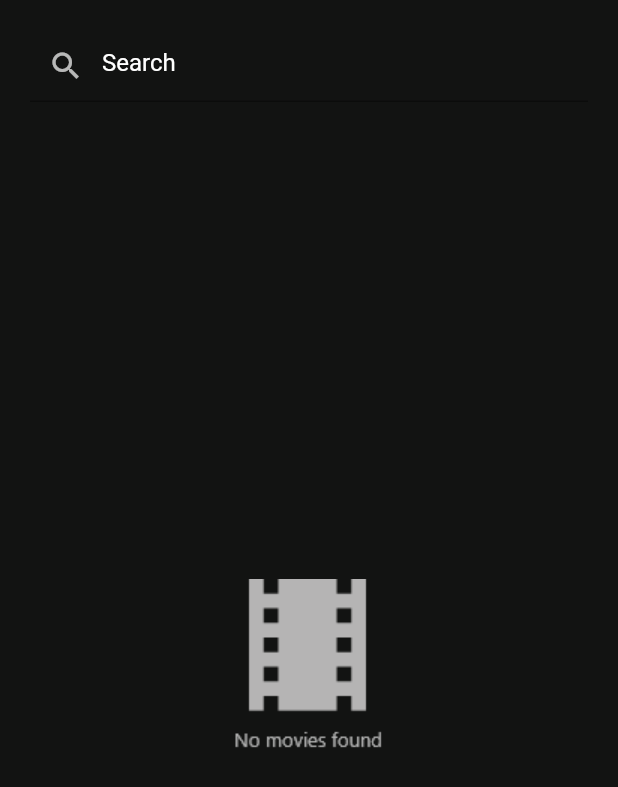
After one commit to bassemMohamed-h/moives_app, a Flutter app: the screen it shows after launch, on a phone screen of 412 x 824 dp. The commit adds this screen. Shown: the top 787 px of the screen. Run offline on Flutter 3.47's test engine with Material 2 defaults, Android fonts, the phone set to English and light mode, and no system bars; our stand-ins replace fluttertoast.

Commit message:
finished API call response from site finished search Not Found screen waiting for{ design details movie screen create list view to view search from site }

```diff
--- /dev/null
+++ b/lib/API/constants.dart
@@ -0,0 +1,6 @@
+class APIConstants {
+  static String baseUrl = 'https://api.themoviedb.org/3';
+  static String apiKey = '8dbbda94d23f032c5242000cb0e9c458';
+  static String searchEndpoint = '/search/movie?';
+
+}
--- a/lib/main.dart
+++ b/lib/main.dart
@@ -1,5 +1,5 @@
 import 'package:flutter/material.dart';
-import 'package:moives_app/screens/searchScreen/viewSearch.dart';
+import 'package:moives_app/screens/searchScreen.dart';
 
 void main() {
   runApp(const MyApp());
@@ -14,8 +14,8 @@ class MyApp extends StatelessWidget {
     return MaterialApp(
       title: 'Flutter Demo',
       routes:{
-        viewSearch.routeName:(_)=> viewSearch(),},
-      initialRoute: viewSearch.routeName,
+        searchScreen.routeName:(_)=> searchScreen(),},
+      initialRoute: searchScreen.routeName,
     );
   }
 }
--- /dev/null
+++ b/lib/model/movieDetails.dart
@@ -0,0 +1,114 @@
+class MovieDetails {
+  int? page;
+  List<Result>? results;
+  int? totalPages;
+  int? totalResults;
+  int? statusCode;
+  String? statusMessage;
+
+
+  MovieDetails({
+      this.page,
+      this.results,
+      this.totalPages,
+      this.totalResults,
+      this.statusCode,
+      this.statusMessage});
+
+  MovieDetails.fromJson(dynamic json) {
+    page = json['page'];
+    if (json['results'] != null) {
+      results = [];
+      json['results'].forEach((v) {
+        results?.add(Result.fromJson(v));
+      });
+    }
+    totalPages = json['total_pages'];
+    totalResults = json['total_results'];
+    statusCode = json['status_code'];
+    statusMessage = json['status_message'];
+  }
+
+  Map<String, dynamic> toJson() {
+    final map = <String, dynamic>{};
+    map['page'] = page;
+    if (results != null) {
+      map['results'] = results?.map((v) => v.toJson()).toList();
+    }
+    map['total_pages'] = totalPages;
+    map['total_results'] = totalResults;
+    return map;
+  }
+
+}
+
+class Result {
+  bool? adult;
+  String? backdropPath;
+  List<int>? genreIds;
+  int? id;
+  String? originalLanguage;
+  String? originalTitle;
+  String? overview;
+  double? popularity;
+  String? posterPath;
+  String? releaseDate;
+  String? title;
+  bool? video;
+  num? voteAverage;
+  int? voteCount;
+
+  Result({
+      this.adult,
+      this.backdropPath,
+      this.genreIds,
+      this.id,
+      this.originalLanguage,
+      this.originalTitle,
+      this.overview,
+      this.popularity,
+      this.posterPath,
+      this.releaseDate,
+      this.title,
+      this.video,
+      this.voteAverage,
+      this.voteCount,});
+
+  Result.fromJson(dynamic json) {
+    adult = json['adult'];
+    backdropPath = json['backdrop_path'];
+    genreIds = json['genre_ids'] != null ? json['genre_ids'].cast<int>() : [];
+    id = json['id'];
+    originalLanguage = json['original_language'];
+    originalTitle = json['original_title'];
+    overview = json['overview'];
+    popularity = json['popularity'];
+    posterPath = json['poster_path'];
+    releaseDate = json['release_date'];
+    title = json['title'];
+    video = json['video'];
+    voteAverage = json['vote_average'];
+    voteCount = json['vote_count'];
+  }
+
+
+  Map<String, dynamic> toJson() {
+    final map = <String, dynamic>{};
+    map['adult'] = adult;
+    map['backdrop_path'] = backdropPath;
+    map['genre_ids'] = genreIds;
+    map['id'] = id;
+    map['original_language'] = originalLanguage;
+    map['original_title'] = originalTitle;
+    map['overview'] = overview;
+    map['popularity'] = popularity;
+    map['poster_path'] = posterPath;
+    map['release_date'] = releaseDate;
+    map['title'] = title;
+    map['video'] = video;
+    map['vote_average'] = voteAverage;
+    map['vote_count'] = voteCount;
+    return map;
+  }
+
+}
--- /dev/null
+++ b/lib/screens/searchScreen.dart
@@ -0,0 +1,47 @@
+import 'package:flutter/material.dart';
+import 'package:moives_app/API/apiServices.dart';
+import 'package:moives_app/screens/viewModelSearch.dart';
+
+import '../model/movieDetails.dart';
+
+class searchScreen extends StatefulWidget {
+  static String routeName = 'viewSearch';
+  @override
+  State<searchScreen> createState() => _searchScreenState();
+}
+
+class _searchScreenState extends State<searchScreen> {
+  List<Result> movies = [];
+  APIServices apiServices = APIServices();
+  @override
+  Widget build(BuildContext context) {
+    return Scaffold(
+        backgroundColor: const Color(0xff121312),
+        body: Container(
+          color: const Color(0xff121312),
+          margin: const EdgeInsets.fromLTRB(20, 20, 20, 5),
+          child: Column(
+            children: [
+              TextField(
+                style: const TextStyle(color: Colors.white),
+                decoration: const InputDecoration(
+                  hintText: 'Search',
+                  hintStyle: TextStyle(color: Colors.white),
+                  fillColor: Colors.white,
+                  prefixIcon: Icon(Icons.search,color: Colors.white70,),
+                ),
+                onChanged: (query){
+                  apiServices.getMoviesBySearch(query);
+                  setState((){});
+                },
+              ),
+              Expanded(child: ViewModelSearch.getSearchNotFoundIcon()?
+              Center(child: Image.asset('assets/images/noMoviesFoundIcon.png')):
+              const Center(child: Text('data',style: TextStyle(color: Colors.white),)),
+              )
+            ],
+          ),
+        ),
+      );
+  }
+}
--- a/lib/screens/searchScreen/viewModelSearch.dart
+++ b/lib/screens/viewModelSearch.dart
@@ -1,6 +1,6 @@
 import 'package:flutter/material.dart';
 
-class viewModelSearch extends ChangeNotifier{
+class ViewModelSearch extends ChangeNotifier{
   static String searchResult = '';
 
 
--- a/pubspec.yaml
+++ b/pubspec.yaml
@@ -34,6 +34,9 @@ dependencies:
   # The following adds the Cupertino Icons font to your application.
   # Use with the CupertinoIcons class for iOS style icons.
   cupertino_icons: ^1.0.2
+  provider: ^6.0.3
+  http: ^0.13.5
+  fluttertoast: ^8.0.9
 
 dev_dependencies:
   flutter_test:
```
Also changed, not shown: lib/API/apiServices.dart (added, +33 -0 lines), lib/screens/searchScreen/viewSearch.dart (deleted, +0 -41 lines), lib/viewModel/movieDetailsViewModel.dart (added, +9 -0 lines), pubspec.lock.
